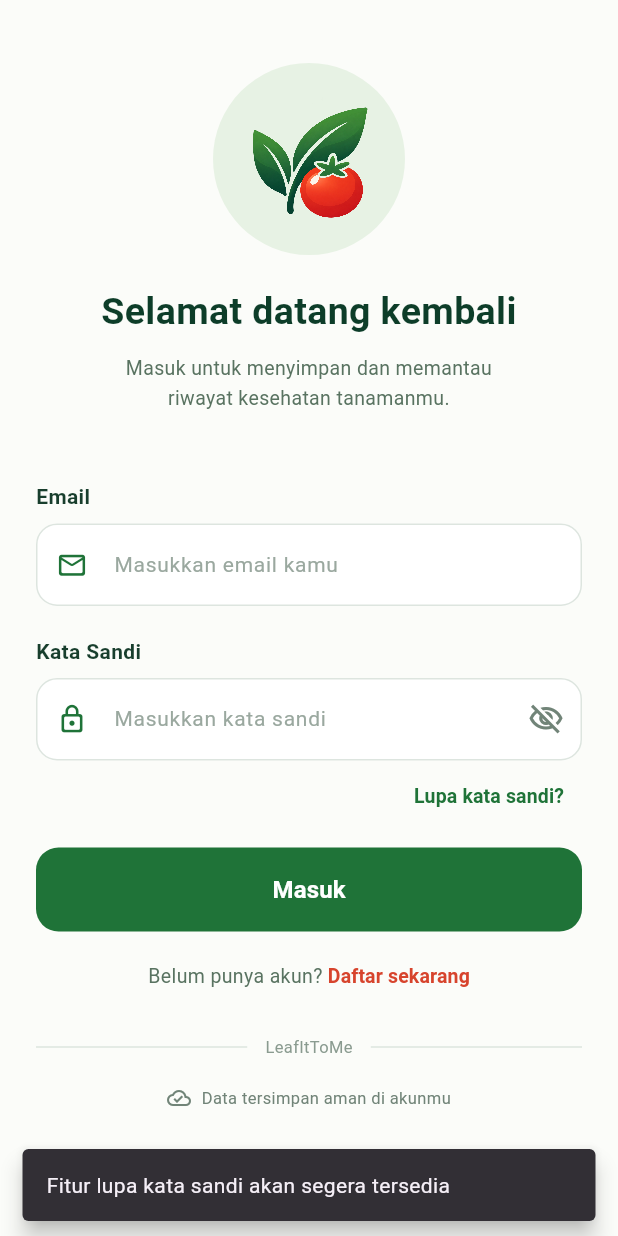
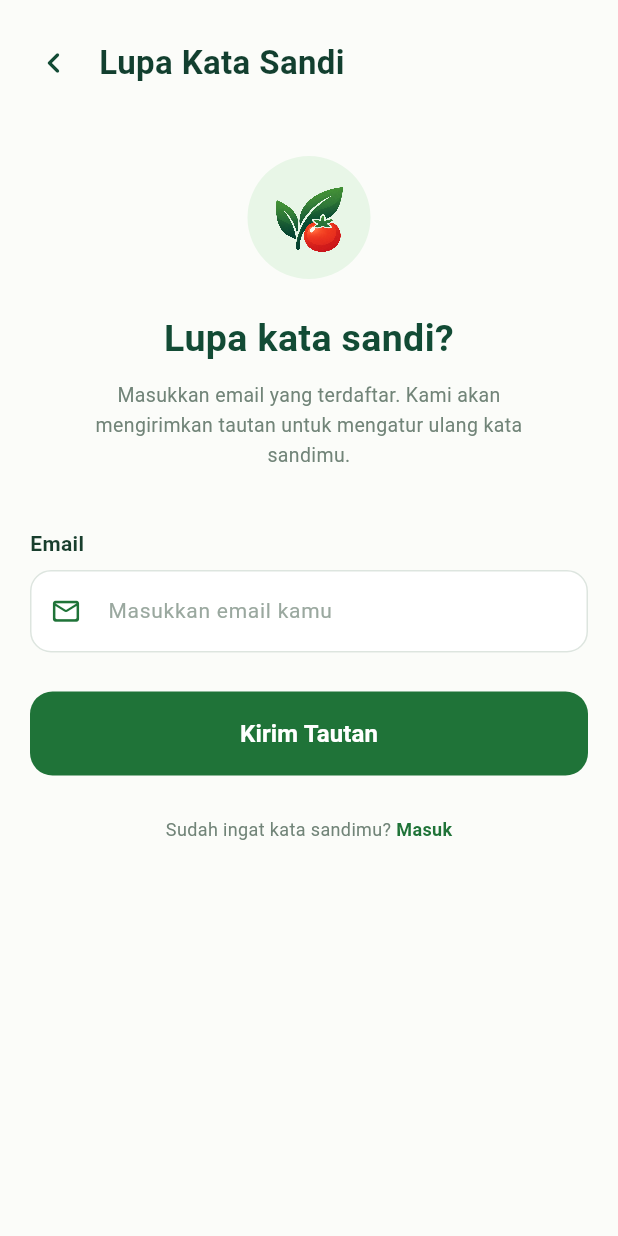
Before and after one commit to Indhirayc/PBL_Kelompok1_LeafItToMe, a Flutter app: the screen it shows after launch, after a tap on "Lupa kata sandi?", on a phone screen of 412 x 824 dp. Run offline on Flutter 3.47's test engine with Material 3 defaults, Android fonts, the phone set to English and light mode, and no system bars; our stand-ins replace go_router.

Commit message:
feat: implement forgot password page UI and navigation

```diff
--- a/mobile_app/lib/app/router/app_router.dart
+++ b/mobile_app/lib/app/router/app_router.dart
@@ -3,6 +3,7 @@ import 'package:go_router/go_router.dart';
 import '../../features/auth/presentation/pages/login_page.dart';
 import '../../features/auth/presentation/pages/register_page.dart';
 import '../../features/splash/presentation/pages/splash_page.dart';
+import '../../features/auth/presentation/pages/forgot_password_page.dart';
 
 abstract final class AppRouter {
   static final GoRouter router = GoRouter(
@@ -23,6 +24,11 @@ abstract final class AppRouter {
         name: 'register',
         builder: (context, state) => const RegisterPage(),
       ),
+      GoRoute(
+      path: '/forgot-password',
+      name: 'forgot-password',
+      builder: (context, state) => const ForgotPasswordPage(),
+      ),
     ],
   );
 }
--- /dev/null
+++ b/mobile_app/lib/features/auth/presentation/pages/forgot_password_page.dart
@@ -0,0 +1,308 @@
+import 'package:flutter/material.dart';
+import 'package:go_router/go_router.dart';
+
+import '../../../../core/widgets/app_button.dart';
+import '../../../../core/widgets/app_text_field.dart';
+
+class ForgotPasswordPage extends StatefulWidget {
+  const ForgotPasswordPage({super.key});
+
+  @override
+  State<ForgotPasswordPage> createState() =>
+      _ForgotPasswordPageState();
+}
+
+class _ForgotPasswordPageState extends State<ForgotPasswordPage> {
+  final GlobalKey<FormState> _formKey = GlobalKey<FormState>();
+  final TextEditingController _emailController = TextEditingController();
+
+  bool _isLoading = false;
+  bool _emailSent = false;
+
+  @override
+  void dispose() {
+    _emailController.dispose();
+    super.dispose();
+  }
+
+  String? _validateEmail(String? value) {
+    final email = value?.trim() ?? '';
+
+    if (email.isEmpty) {
+      return 'Email wajib diisi';
+    }
+
+    final emailPattern = RegExp(
+      r'^[a-zA-Z0-9._%+-]+@[a-zA-Z0-9.-]+\.[a-zA-Z]{2,}$',
+    );
+
+    if (!emailPattern.hasMatch(email)) {
+      return 'Format email tidak valid';
+    }
+
+    return null;
+  }
+
+  Future<void> _sendResetLink() async {
+    FocusScope.of(context).unfocus();
+
+    if (!(_formKey.currentState?.validate() ?? false)) {
+      return;
+    }
+
+    setState(() {
+      _isLoading = true;
+    });
+
+    // Simulasi pengiriman email untuk tahap UI.
+    await Future<void>.delayed(const Duration(seconds: 1));
+
+    if (!mounted) return;
+
+    setState(() {
+      _isLoading = false;
+      _emailSent = true;
+    });
+  }
+
+  void _backToLogin() {
+    context.goNamed('login');
+  }
+
+  @override
+  Widget build(BuildContext context) {
+    return Scaffold(
+      backgroundColor: const Color(0xFFFBFCF9),
+      body: SafeArea(
+        child: SingleChildScrollView(
+          padding: const EdgeInsets.fromLTRB(20, 22, 20, 30),
+          child: Column(
+            children: [
+              _buildTopBar(),
+              const SizedBox(height: 42),
+              _buildLogo(),
+              const SizedBox(height: 22),
+
+              const Text(
+                'Lupa kata sandi?',
+                textAlign: TextAlign.center,
+                style: TextStyle(
+                  color: Color(0xFF124B35),
+                  fontSize: 25,
+                  fontWeight: FontWeight.w700,
+                ),
+              ),
+              const SizedBox(height: 10),
+
+              const Padding(
+                padding: EdgeInsets.symmetric(horizontal: 20),
+                child: Text(
+                  'Masukkan email yang terdaftar. Kami akan '
+                  'mengirimkan tautan untuk mengatur ulang kata sandimu.',
+                  textAlign: TextAlign.center,
+                  style: TextStyle(
+                    color: Color(0xFF718478),
+                    fontSize: 13,
+                    height: 1.5,
+                  ),
+                ),
+              ),
+              const SizedBox(height: 38),
+
+              if (!_emailSent)
+                _buildEmailForm()
+              else
+                _buildSuccessContent(),
+            ],
+          ),
+        ),
+      ),
+    );
+  }
+
+  Widget _buildTopBar() {
+    return Row(
+      children: [
+        InkWell(
+          onTap: _backToLogin,
+          borderRadius: BorderRadius.circular(20),
+          child: const Padding(
+            padding: EdgeInsets.symmetric(
+              horizontal: 2,
+              vertical: 6,
+            ),
+            child: Icon(
+              Icons.chevron_left_rounded,
+              color: Color(0xFF124B35),
+              size: 28,
+            ),
+          ),
+        ),
+        const SizedBox(width: 14),
+        const Text(
+          'Lupa Kata Sandi',
+          style: TextStyle(
+            color: Color(0xFF123F2F),
+            fontSize: 22,
+            fontWeight: FontWeight.w700,
+          ),
+        ),
+      ],
+    );
+  }
+
+  Widget _buildLogo() {
+    return Container(
+      width: 82,
+      height: 82,
+      padding: const EdgeInsets.all(14),
+      decoration: const BoxDecoration(
+        shape: BoxShape.circle,
+        color: Color(0xFFE8F6E7),
+      ),
+      child: Image.asset(
+        'assets/images/splash/leafittome_logo.png',
+        fit: BoxFit.contain,
+        filterQuality: FilterQuality.high,
+        errorBuilder: (context, error, stackTrace) {
+          return const Icon(
+            Icons.eco_rounded,
+            color: Color(0xFF1F7338),
+            size: 48,
+          );
+        },
+      ),
+    );
+  }
+
+  Widget _buildEmailForm() {
+    return Form(
+      key: _formKey,
+      child: Column(
+        children: [
+          AppTextField(
+            key: const Key('forgotPasswordEmailField'),
+            controller: _emailController,
+            label: 'Email',
+            hintText: 'Masukkan email kamu',
+            keyboardType: TextInputType.emailAddress,
+            textInputAction: TextInputAction.done,
+            validator: _validateEmail,
+            prefixIcon: const Icon(
+              Icons.mail_outline_rounded,
+              color: Color(0xFF1F7338),
+              size: 21,
+            ),
+          ),
+          const SizedBox(height: 26),
+
+          AppButton(
+            key: const Key('sendResetLinkButton'),
+            text: 'Kirim Tautan',
+            isLoading: _isLoading,
+            onPressed: _sendResetLink,
+          ),
+          const SizedBox(height: 22),
+
+          Row(
+            mainAxisAlignment: MainAxisAlignment.center,
+            children: [
+              const Text(
+                'Sudah ingat kata sandimu? ',
+                style: TextStyle(
+                  color: Color(0xFF718478),
+                  fontSize: 12,
+                ),
+              ),
+              InkWell(
+                onTap: _backToLogin,
+                borderRadius: BorderRadius.circular(6),
+                child: const Padding(
+                  padding: EdgeInsets.symmetric(vertical: 5),
+                  child: Text(
+                    'Masuk',
+                    style: TextStyle(
+                      color: Color(0xFF1F7338),
+                      fontSize: 12,
+                      fontWeight: FontWeight.w700,
+                    ),
+                  ),
+                ),
+              ),
+            ],
+          ),
+        ],
+      ),
+    );
+  }
+
+  Widget _buildSuccessContent() {
+    return Column(
+      children: [
+        Container(
+          width: double.infinity,
+          padding: const EdgeInsets.all(20),
+          decoration: BoxDecoration(
+            color: const Color(0xFFE8F6E7),
+            borderRadius: BorderRadius.circular(16),
+            border: Border.all(
+              color: const Color(0xFFC9E3CD),
+            ),
+          ),
+          child: Column(
+            children: [
+              const Icon(
+                Icons.mark_email_read_outlined,
+                color: Color(0xFF1F7338),
+                size: 48,
+              ),
+              const SizedBox(height: 14),
+              const Text(
+                'Tautan berhasil dikirim',
+                textAlign: TextAlign.center,
+                style: TextStyle(
+                  color: Color(0xFF124B35),
+                  fontSize: 17,
+                  fontWeight: FontWeight.w700,
+                ),
+              ),
+              const SizedBox(height: 8),
+              Text(
+                'Periksa kotak masuk ${_emailController.text.trim()} '
+                'dan ikuti petunjuk untuk mengatur ulang kata sandi.',
+                textAlign: TextAlign.center,
+                style: const TextStyle(
+                  color: Color(0xFF627A6C),
+                  fontSize: 12,
+                  height: 1.5,
+                ),
+              ),
+            ],
+          ),
+        ),
+        const SizedBox(height: 26),
+
+        AppButton(
+          text: 'Kembali ke Login',
+          onPressed: _backToLogin,
+        ),
+        const SizedBox(height: 14),
+
+        TextButton(
+          onPressed: () {
+            setState(() {
+              _emailSent = false;
+            });
+          },
+          child: const Text(
+            'Kirim ulang tautan',
+            style: TextStyle(
+              color: Color(0xFF1F7338),
+              fontWeight: FontWeight.w600,
+            ),
+          ),
+        ),
+      ],
+    );
+  }
+}
--- a/mobile_app/lib/features/auth/presentation/pages/login_page.dart
+++ b/mobile_app/lib/features/auth/presentation/pages/login_page.dart
@@ -90,12 +90,7 @@ class _LoginPageState extends State<LoginPage> {
   }
 
   void _forgotPassword() {
-    ScaffoldMessenger.of(context).showSnackBar(
-      const SnackBar(
-        content: Text('Fitur lupa kata sandi akan segera tersedia'),
-        behavior: SnackBarBehavior.floating,
-      ),
-    );
+    context.goNamed('forgot-password');
   }
 
   void _openRegisterPage() {
```
